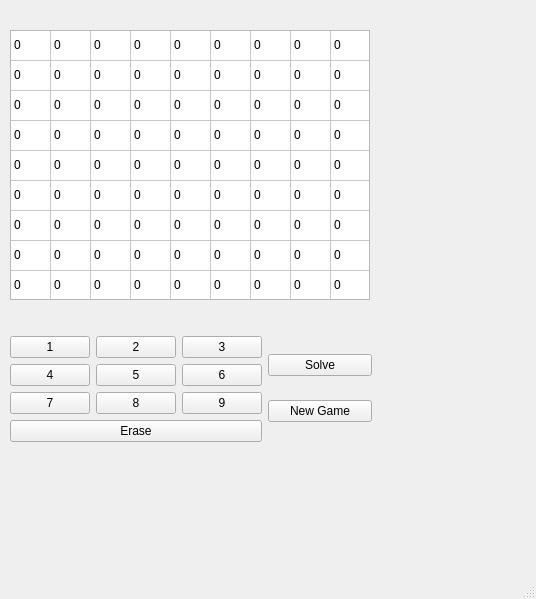
Before: the Qt Designer form src/mainwindow.ui in Arsenic-ATG/Sudoku, drawn with Qt 5.
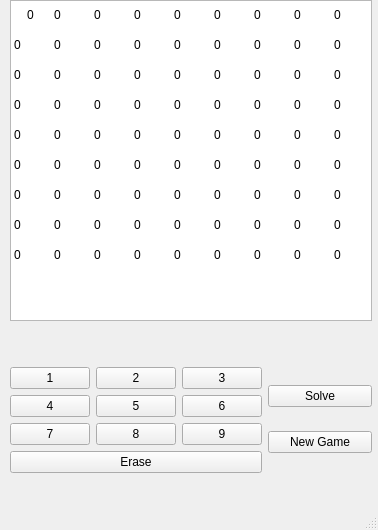
After: the same form once the commit is applied.

```diff
--- a/src/mainwindow.ui
+++ b/src/mainwindow.ui
@@ -6,10 +6,16 @@
    <rect>
     <x>0</x>
     <y>0</y>
-    <width>536</width>
-    <height>599</height>
+    <width>378</width>
+    <height>530</height>
    </rect>
   </property>
+  <property name="sizePolicy">
+   <sizepolicy hsizetype="Fixed" vsizetype="Fixed">
+    <horstretch>0</horstretch>
+    <verstretch>0</verstretch>
+   </sizepolicy>
+  </property>
   <property name="windowTitle">
    <string>MainWindow</string>
   </property>
@@ -27,9 +33,9 @@
      <item>
       <widget class="QTableWidget" name="sudoku_board">
        <property name="sizePolicy">
-        <sizepolicy hsizetype="Fixed" vsizetype="Fixed">
-         <horstretch>0</horstretch>
-         <verstretch>0</verstretch>
+        <sizepolicy hsizetype="Preferred" vsizetype="Preferred">
+         <horstretch>9</horstretch>
+         <verstretch>9</verstretch>
         </sizepolicy>
        </property>
        <property name="minimumSize">
@@ -38,6 +44,9 @@
          <height>270</height>
         </size>
        </property>
+       <property name="styleSheet">
+        <string notr="true">gridline-color: white</string>
+       </property>
        <property name="verticalScrollBarPolicy">
         <enum>Qt::ScrollBarAlwaysOff</enum>
        </property>
@@ -66,6 +75,9 @@
         <property name="text">
          <string/>
         </property>
+        <property name="textAlignment">
+         <set>AlignCenter</set>
+        </property>
        </row>
        <row>
         <property name="text">
@@ -116,6 +128,9 @@
         <property name="text">
          <string/>
         </property>
+        <property name="textAlignment">
+         <set>AlignCenter</set>
+        </property>
        </column>
        <column>
         <property name="text">
@@ -146,6 +161,9 @@
         <property name="text">
          <string/>
         </property>
+        <property name="textAlignment">
+         <set>AlignCenter</set>
+        </property>
        </column>
        <column>
         <property name="text">
@@ -156,6 +174,9 @@
         <property name="text">
          <string>0</string>
         </property>
+        <property name="textAlignment">
+         <set>AlignCenter</set>
+        </property>
        </item>
        <item row="0" column="1">
         <property name="text">
@@ -559,6 +580,19 @@
        </item>
       </widget>
      </item>
+     <item>
+      <spacer name="verticalSpacer">
+       <property name="orientation">
+        <enum>Qt::Vertical</enum>
+       </property>
+       <property name="sizeHint" stdset="0">
+        <size>
+         <width>20</width>
+         <height>40</height>
+        </size>
+       </property>
+      </spacer>
+     </item>
      <item>
       <layout class="QHBoxLayout" name="horizontalLayout">
        <item>
```
Left out of the diff: 4 changed lines with no effect on the pictures.
